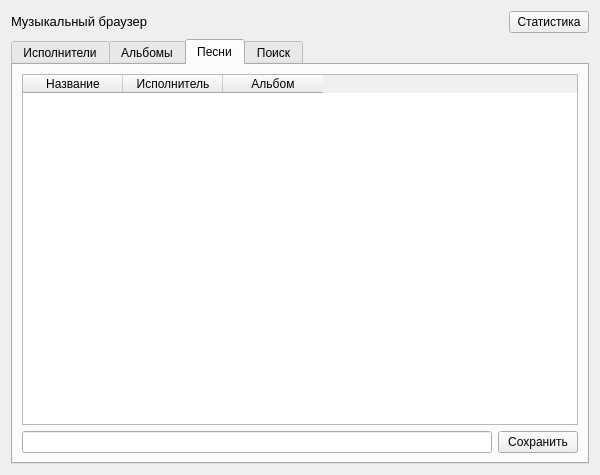
Above: dbbrowser.ui from Okspen/okPlayer before the change. Below: the same form after it.
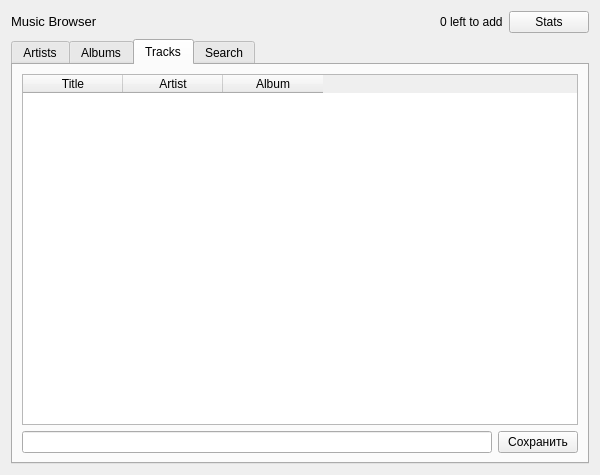
That is the form after the change. The open tabs and pages were chosen to show the change.

The edit to the form file:
```diff
--- a/dbbrowser.ui
+++ b/dbbrowser.ui
@@ -29,7 +29,7 @@
 &lt;html&gt;&lt;head&gt;&lt;meta name=&quot;qrichtext&quot; content=&quot;1&quot; /&gt;&lt;style type=&quot;text/css&quot;&gt;
 p, li { white-space: pre-wrap; }
 &lt;/style&gt;&lt;/head&gt;&lt;body style=&quot; font-family:'MS Shell Dlg 2'; font-size:7.8pt; font-weight:400; font-style:normal;&quot;&gt;
-&lt;p style=&quot; margin-top:0px; margin-bottom:0px; margin-left:0px; margin-right:0px; -qt-block-indent:0; text-indent:0px;&quot;&gt;&lt;span style=&quot; font-size:10pt;&quot;&gt;Музыкальный браузер&lt;/span&gt;&lt;/p&gt;&lt;/body&gt;&lt;/html&gt;</string>
+&lt;p style=&quot; margin-top:0px; margin-bottom:0px; margin-left:0px; margin-right:0px; -qt-block-indent:0; text-indent:0px;&quot;&gt;&lt;span style=&quot; font-size:10pt;&quot;&gt;Music Browser&lt;/span&gt;&lt;/p&gt;&lt;/body&gt;&lt;/html&gt;</string>
        </property>
       </widget>
      </item>
@@ -53,10 +53,17 @@
        </property>
       </spacer>
      </item>
+     <item>
+      <widget class="QLabel" name="dbThreadStats">
+       <property name="text">
+        <string>0 left to add</string>
+       </property>
+      </widget>
+     </item>
      <item>
       <widget class="QPushButton" name="statsButton">
        <property name="text">
-        <string>Статистика</string>
+        <string>Stats</string>
        </property>
        <property name="autoDefault">
         <bool>false</bool>
@@ -72,7 +79,7 @@
      </property>
      <widget class="QWidget" name="artistsTab">
       <attribute name="title">
-       <string>Исполнители</string>
+       <string>Artists</string>
       </attribute>
       <layout class="QGridLayout" name="gridLayout_4">
        <item row="0" column="0" colspan="2">
@@ -103,7 +110,7 @@
      </widget>
      <widget class="QWidget" name="albumsTab">
       <attribute name="title">
-       <string>Альбомы</string>
+       <string>Albums</string>
       </attribute>
       <layout class="QGridLayout" name="gridLayout_5">
        <item row="0" column="0" colspan="2">
@@ -134,7 +141,7 @@
      </widget>
      <widget class="QWidget" name="tracksTab">
       <attribute name="title">
-       <string>Песни</string>
+       <string>Tracks</string>
       </attribute>
       <layout class="QGridLayout" name="gridLayout_3">
        <item row="0" column="0">
@@ -144,17 +151,17 @@
          </property>
          <column>
           <property name="text">
-           <string>Название</string>
+           <string>Title</string>
           </property>
          </column>
          <column>
           <property name="text">
-           <string>Исполнитель</string>
+           <string>Artist</string>
           </property>
          </column>
          <column>
           <property name="text">
-           <string>Альбом</string>
+           <string>Album</string>
           </property>
          </column>
         </widget>
@@ -177,7 +184,7 @@
      </widget>
      <widget class="QWidget" name="searchTab">
       <attribute name="title">
-       <string>Поиск</string>
+       <string>Search</string>
       </attribute>
       <layout class="QGridLayout" name="gridLayout_2">
        <item row="1" column="0" colspan="4">
```
Left out of the diff: 8 changed lines with no effect on the pictures.
